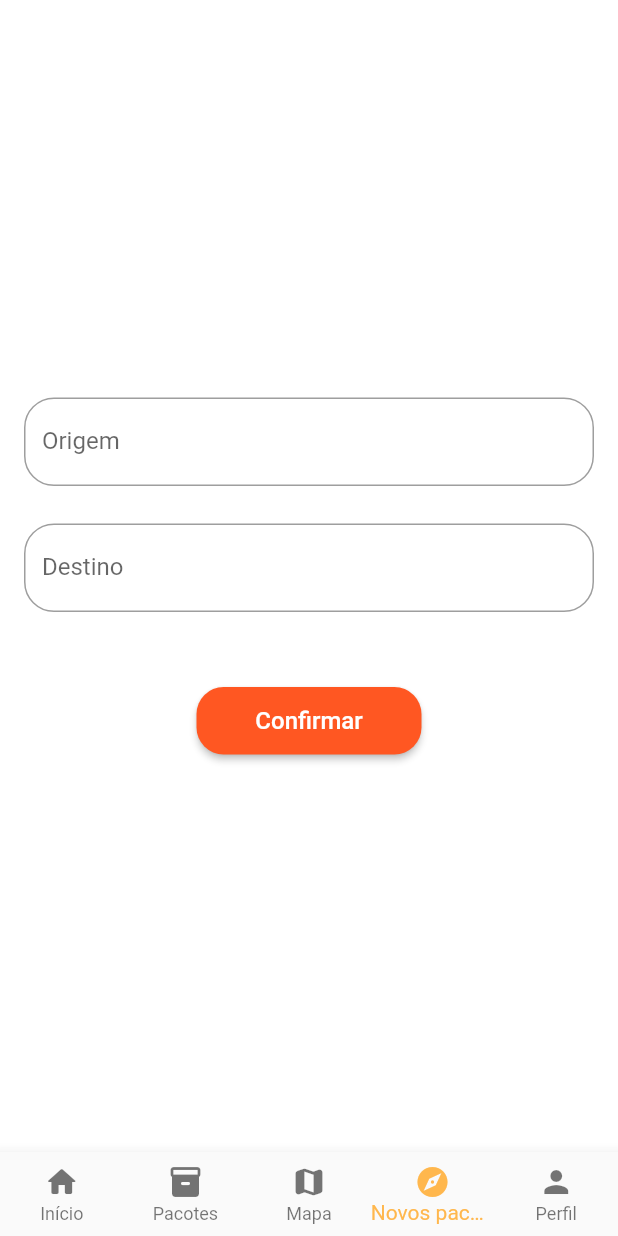
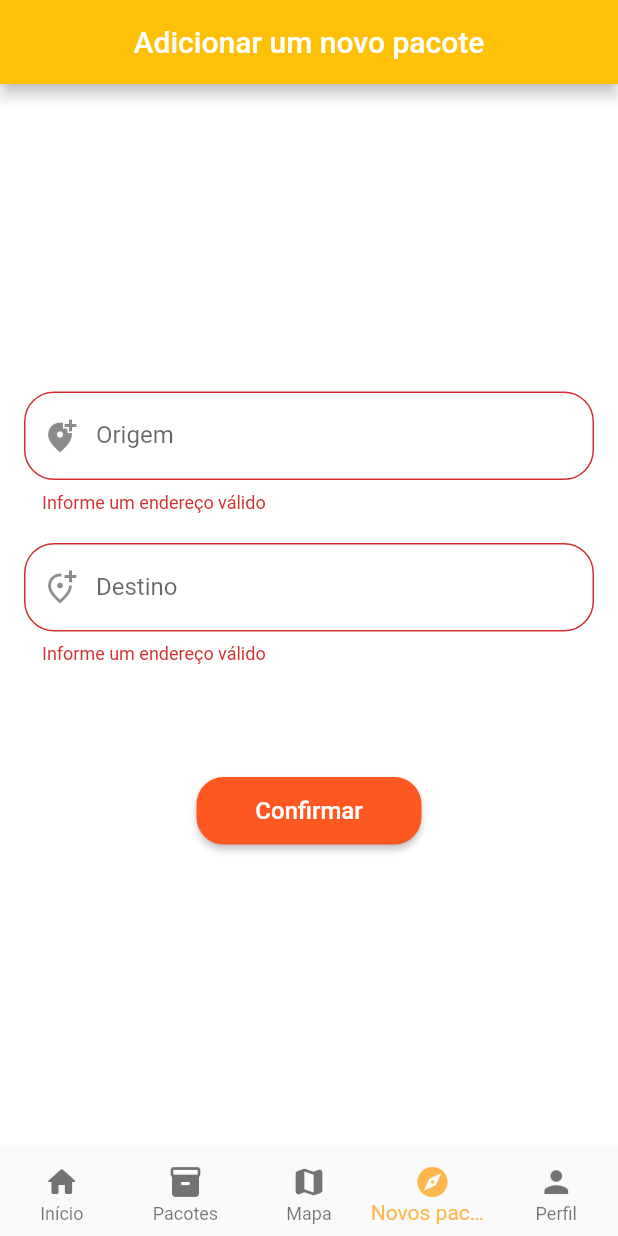
Before and after one commit to hen-mi/app-correios, a Flutter app: the screen it shows after launch, item 4 of the bottom bar chosen, after a tap on "Confirmar", on a phone screen of 412 x 824 dp. Run offline on Flutter 3.47's test engine with Material 2 defaults, Android fonts, the phone set to English and light mode, and no system bars; our stand-ins replace geocoding, geolocator, google_maps_flutter; missing offline and left inert: flutter_polyline_points; network calls fail.

Commit message:
melhorias na tela novos pedidos e adicionado botão de destno no mapa

```diff
--- a/lib/google-maps/mapa.dart
+++ b/lib/google-maps/mapa.dart
@@ -21,13 +21,25 @@ class _MapaState extends State<Mapa> {
 
   LatLng ponto0 = LatLng(-23.55656054031504, -46.66370475081876);
   LatLng destino =  LatLng(-23.50215303231884, -46.66243565379635);
+  String nome = 'vazio';
 
   List<LatLng> coordenadasPolyline = [];
   List<LatLng> coordenadasPassadas = [];
-  //void nomeLugar(LatLng coordenada) async {
-  //
-  //   List<Placemark> nome = await placemarkFromCoordinates(coordenada, 'pt_BR');
-  // }
+
+     nomeLugar(LatLng coordenada) async {
+
+     List<Placemark> nome = await placemarkFromCoordinates(coordenada.latitude, coordenada.longitude, localeIdentifier: "pt_BR");
+
+     String? rua = nome.first.street;
+     String? bairro = nome.first.subLocality;
+     String? cidade = nome.first.administrativeArea;
+     String endereco = '${rua}, ${bairro}, ${cidade}';
+
+    return endereco;
+   }
+    void foo() async {
+        nome = 'Destino: ' + await nomeLugar(destino);
+    }
 
   void getPolyPoints(List<LatLng> coordenadasPolyline) async {
     PolylinePoints polylinePoints = PolylinePoints();
@@ -36,6 +48,7 @@ class _MapaState extends State<Mapa> {
         "AIzaSyB5b2mgPy5ZDihq3icRRok4GntSUuRQUHI",
         PointLatLng(ponto0.latitude, ponto0.longitude),
         PointLatLng(destino.latitude, destino.longitude));
+
 
     if(resultado.points.isNotEmpty) {
       //
@@ -50,11 +63,15 @@ class _MapaState extends State<Mapa> {
   @override
   void initState() {
 
+    foo();
+
     getPolyPoints(coordenadasPolyline);
     if(ponto0 != LatLng(-23.55656054031504, -46.66370475081876) && coordenadasPassadas != null){
       getPolyPoints(coordenadasPassadas);
     }
     Future.delayed(Duration.zero, () {
+
+
 
       final arguments = (ModalRoute.of(context)?.settings.arguments ?? <String, dynamic>{}) as Map;
 
@@ -63,6 +80,7 @@ class _MapaState extends State<Mapa> {
         setState(() {
           ponto0 = arguments['origem'];
           destino = arguments['destino'];
+          foo();
           moveMapCamera(ponto0);
           coordenadasPolyline.clear();
           coordenadasPassadas.clear();
@@ -91,7 +109,6 @@ class _MapaState extends State<Mapa> {
         style: TextStyle(
           color: Colors.white,
         )),
-        backgroundColor: Colors.orange[300],
       ),
         body: Stack(
           children: <Widget>[
@@ -134,8 +151,9 @@ class _MapaState extends State<Mapa> {
             ),
 
             Container(
-              margin: const EdgeInsets.only(right: 80, left: 80),
+              margin: const EdgeInsets.only(top: 20,right: 40, left: 40),
 
+              height: 40,
               child: SizedBox(
 
                 child: ElevatedButton(
@@ -164,14 +182,20 @@ class _MapaState extends State<Mapa> {
                       ),
                     ),
                     onPressed: () {
+
                       setState(() {
-
+                        moveMapCamera(destino);
                       });
                     },
                     child: Row(
                       mainAxisAlignment: MainAxisAlignment.center,
                       children: [
-                        Text('end. destino'),
+
+                          Expanded(
+    child:Text('$nome', textAlign: TextAlign.center,),
+    ),
+
+
                       ],
                     )
                 ),
--- a/lib/main.dart
+++ b/lib/main.dart
@@ -12,6 +12,8 @@ void main() {
      initialRoute: "/Home",
     theme: ThemeData(
       primarySwatch: Colors.amber,
+      primaryColor: Colors.amber,
+      secondaryHeaderColor: Colors.white,
     ),
     routes: {
        "/Home": (context) => TelaNavegacao(),
--- a/lib/telas/adicionar.dart
+++ b/lib/telas/adicionar.dart
@@ -21,9 +21,20 @@ class AdicionarNovoPacote extends StatefulWidget {
 
 class _AdicionarNovoPacoteState extends State<AdicionarNovoPacote> {
 
+  final _form = GlobalKey<FormState>();
+  final _form2 = GlobalKey<FormState>();
+
   final TextEditingController DestinoControlador = TextEditingController();
   final TextEditingController OrigemControlador = TextEditingController();
 
+  confirmar(){
+    if(_form.currentState!.validate()) {
+
+      ScaffoldMessenger.of(context).showSnackBar(
+        SnackBar(content: Text('Pacote adicionado com sucesso!'),)
+      );
+    }
+  }
   @override
 
 
@@ -45,6 +56,15 @@ class _AdicionarNovoPacoteState extends State<AdicionarNovoPacote> {
 
         child: Scaffold(
           backgroundColor: Colors.white,
+
+          appBar: AppBar(
+            centerTitle: true,
+            title: Text('Adicionar um novo pacote',
+                style: TextStyle(
+                  color: Colors.white,
+                )),
+
+          ),
           body: Padding(
 
         padding: const EdgeInsets.all(16.0),
@@ -56,7 +76,14 @@ class _AdicionarNovoPacoteState extends State<AdicionarNovoPacote> {
                 "Endereço de Origem",
                 style: TextStyle(fontSize: 20, fontWeight: FontWeight.bold),
               ), */
-              TextFormField(
+              Form(
+                key: _form,
+                child: Column(
+                  children: <Widget>[
+                  Padding(
+                    padding: EdgeInsets.only(bottom: 20),
+
+                  child: TextFormField(
 
                   controller: OrigemControlador,
                   textCapitalization: TextCapitalization.words,
@@ -68,13 +95,16 @@ class _AdicionarNovoPacoteState extends State<AdicionarNovoPacote> {
 
                       ),
                       labelText: "Origem",
+                      prefixIcon: Icon(Icons.add_location_alt)
                   ),
-
+                  validator: (value) {
+                    if(value!.isEmpty){
+                      return 'Informe um endereço válido';
+                    }
+                    return null;
+                  },
                 ),
-              Container(
-               margin: const EdgeInsets.only(top: 25.0),
               ),
-
                     TextFormField(
                       controller: DestinoControlador,
                       textCapitalization: TextCapitalization.words,
@@ -85,10 +115,22 @@ class _AdicionarNovoPacoteState extends State<AdicionarNovoPacote> {
 
                         ),
                         labelText: "Destino",
-
+                        prefixIcon: Icon(Icons.add_location_alt_outlined),
+                      ),
+                      validator: (value) {
+                        if(value!.isEmpty){
+                          return 'Informe um endereço válido';
+                        }
+                        return null;
+                      },
+                    ),
+              ],
+                ),
+              ),
+              Container(
+                margin: const EdgeInsets.only(top: 25.0),
               ),
 
-              ),
               Container(
                 margin: const EdgeInsets.only(top: 50.0),
                 child: SizedBox(
@@ -121,7 +163,7 @@ class _AdicionarNovoPacoteState extends State<AdicionarNovoPacote> {
                         ),
                       ),
                       onPressed: () async {
-
+                        if(_form.currentState!.validate()) {
                           print('Botão funciona');
                           List<Location> origem = await locationFromAddress(OrigemControlador.text);
 
@@ -134,10 +176,13 @@ class _AdicionarNovoPacoteState extends State<AdicionarNovoPacote> {
                           setState(() {
 
                             if(rota.origem != LatLng(0,0) && rota.destino != LatLng(0,0)) {
+                              confirmar();
                               Navigator.pushNamed(context, "/Mapa", arguments: {'origem': rota.origem,'destino': rota.destino} );
                             }
 
                           });
+                        }
+
 
                       },
 
@@ -153,7 +198,8 @@ class _AdicionarNovoPacoteState extends State<AdicionarNovoPacote> {
                 ),
               ),
           ],
-          ),
+        )
+
           ),
         ),
       ),
--- a/lib/telas/pacotes.dart
+++ b/lib/telas/pacotes.dart
@@ -12,8 +12,7 @@ class _PacotesState extends State<Pacotes> {
   @override
   Widget build(BuildContext context) {
     final tabela = PacoteRepository.tabela;
-    return MaterialApp(
-      home: Scaffold(
+    return Scaffold(
         backgroundColor: Colors.grey[400],
         body: ListView.separated(
           itemBuilder: (BuildContext context, int pacote){
@@ -27,7 +26,6 @@ class _PacotesState extends State<Pacotes> {
           separatorBuilder: (_, ___) => Divider(),
           itemCount: tabela.length,
         ),
-      ),
     );
   }
 }
--- a/lib/telas/perfil.dart
+++ b/lib/telas/perfil.dart
@@ -10,9 +10,19 @@ class Perfil extends StatelessWidget {
   @override
   Widget build(BuildContext context) {
     return Scaffold(
-      body: Column(
+      appBar: AppBar(
+        centerTitle: true,
+        title: Text('Perfil',
+            style: TextStyle(
+              color: Colors.white,
+            )),
+      ),
+      body: Center(
+        child: Column(
+
         children: <Widget>[
-          Container(
+          Column(
+          children: [ Container(
             width: MediaQuery.of(context).size.width,
             height: MediaQuery.of(context).size.height / 2,
             decoration: BoxDecoration(
@@ -31,7 +41,7 @@ class Perfil extends StatelessWidget {
                         padding: const EdgeInsets.only(left: 18),
                         child: Column(
                           children: const <Widget>[
-                            Text("Entregas Feitas"),
+                            Text("Entregas Feitas:"),
                             Text("25"),
                           ],
                         ),
@@ -45,7 +55,7 @@ class Perfil extends StatelessWidget {
                         padding: const EdgeInsets.only(right: 18),
                         child: Column(
                           children: const <Widget>[
-                            Text('Cargo'),
+                            Text('Cargo:'),
                             Text('Entregador'),
                           ],
                         ),
@@ -54,7 +64,7 @@ class Perfil extends StatelessWidget {
                   ),
                 ),
                 const Padding(
-                  padding: EdgeInsets.all(16),
+                  padding: EdgeInsets.all(18),
                   child: Text(
                     'Id: 4587952312456',
                     style: TextStyle(),
@@ -99,7 +109,8 @@ class Perfil extends StatelessWidget {
                       )
                     ],
                   ),
-                )
+                ),
+
               ],
             ),
           ),
@@ -183,9 +194,13 @@ class Perfil extends StatelessWidget {
                 ),
               )
             ],
-          )
-        ],
+          ),
+      ],
+    ),
+
+        ], //aqui
       ),
+    ),
     );
 
   }
--- a/pubspec.yaml
+++ b/pubspec.yaml
@@ -72,6 +72,7 @@ flutter:
 
   # To add assets to your application, add an assets section, like this:
 
+  assets:
   - images/
   - lib/images/logo-correios-2048.png
   #   - images/a_dot_burr.jpeg
```
Lines whose indentation alone changed are shown as unchanged.
